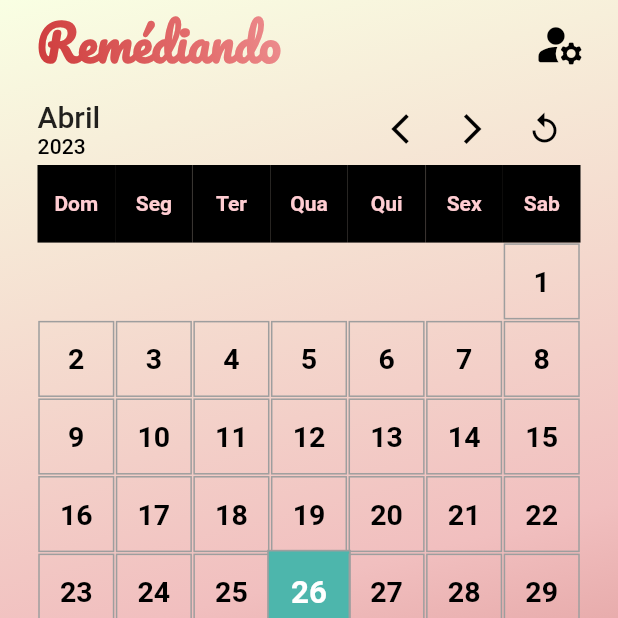
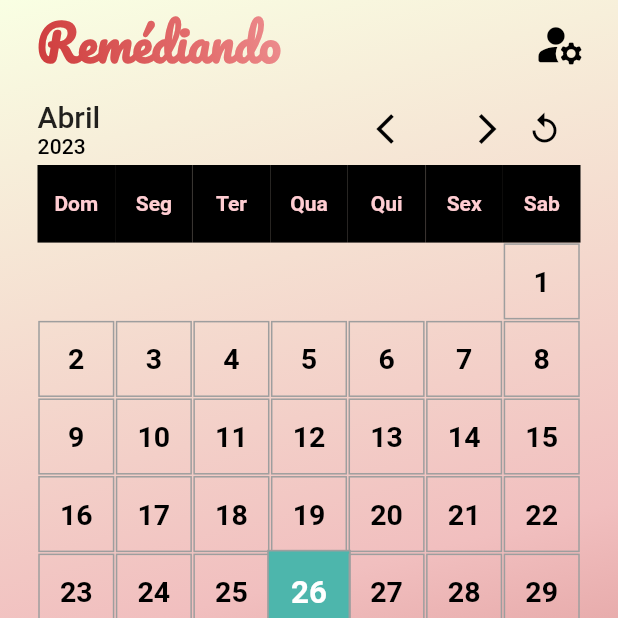
Before and after one commit to Patrickalvares/app_medicine_scheduler, a Flutter app: the screen it shows after launch, after a tap on the "arrow back ios" icon, after a tap on the "arrow forward ios" icon, after a tap on the "replay" icon, on a phone screen of 412 x 824 dp, the top half of it. Run offline on Flutter 3.47's test engine with Material 2 defaults, Android fonts, the phone set to English and light mode, and no system bars; our stand-ins replace flutter_bloc, flutter_local_notifications, flutter_time_picker_spinner, google_fonts, sqflite, table_calendar; accounts and stored records are empty.

Commit message:
calendar icons animation

```diff
--- a/lib/components/calendar.dart
+++ b/lib/components/calendar.dart
@@ -1,3 +1,5 @@
+import 'dart:math';
+
 import 'package:app_medicine_scheduler/bloc/select_day_bloc.dart';
 import 'package:app_medicine_scheduler/bloc/select_day_event.dart';
 import 'package:flutter/material.dart';
@@ -12,11 +14,14 @@ class MounthCalendar extends StatefulWidget {
 }
 
 class _MounthCalendarState extends State<MounthCalendar>
-    with SingleTickerProviderStateMixin {
+    with TickerProviderStateMixin {
   DateTime _targetDayTime =
       DateTime.utc(DateTime.now().year, DateTime.now().month, 01);
   late DateTime selectDay = DateTime.now();
   late AnimationController _animationController;
+  late AnimationController _leftArrowAnimationController;
+  late AnimationController _rightArrowAnimationController;
+  late AnimationController _rotateArrowAnimationController;
 
   int previousMonth = DateTime.now().month;
   int _currentTransitionDirection = 1;
@@ -28,6 +33,21 @@ class _MounthCalendarState extends State<MounthCalendar>
       vsync: this,
       duration: const Duration(milliseconds: 150),
     );
+
+    _leftArrowAnimationController = AnimationController(
+      vsync: this,
+      duration: const Duration(milliseconds: 300),
+    );
+
+    _rightArrowAnimationController = AnimationController(
+      vsync: this,
+      duration: const Duration(milliseconds: 300),
+    );
+
+    _rotateArrowAnimationController = AnimationController(
+      vsync: this,
+      duration: const Duration(milliseconds: 600),
+    );
   }
 
   @override
@@ -37,6 +57,23 @@ class _MounthCalendarState extends State<MounthCalendar>
   }
 
   @override
+  void onLeftArrowPressed() {
+    updateTargetDayTime(-1);
+    _leftArrowAnimationController.forward(from: 0);
+  }
+
+  void onRightArrowPressed() {
+    updateTargetDayTime(1);
+    _rightArrowAnimationController.forward(from: 0);
+  }
+
+  void onRotateArrowPressed() {
+    _targetDayTime = DateTime.utc(
+        DateTime.now().year, DateTime.now().month, _targetDayTime.day);
+    setState(() {});
+    _rotateArrowAnimationController.forward(from: 0);
+  }
+
   Widget build(BuildContext context) {
     String targetMonthName = getMonthName(_targetDayTime.month);
 
@@ -110,24 +147,48 @@ class _MounthCalendarState extends State<MounthCalendar>
                   ),
                   Row(
                     children: [
-                      IconButton(
-                          onPressed: () {
-                            updateTargetDayTime(-1);
-                          },
-                          icon: const Icon(Icons.arrow_back_ios_sharp)),
-                      IconButton(
-                          onPressed: () {
-                            updateTargetDayTime(1);
-                          },
-                          icon: const Icon(Icons.arrow_forward_ios_sharp)),
-                      IconButton(
-                          onPressed: () {
-                            _targetDayTime = DateTime.utc(DateTime.now().year,
-                                DateTime.now().month, _targetDayTime.day);
-
-                            setState(() {});
-                          },
-                          icon: const Icon(Icons.replay_outlined)),
+                      AnimatedBuilder(
+                        animation: _leftArrowAnimationController,
+                        builder: (context, child) {
+                          return Transform.translate(
+                            offset: Offset(
+                                -10 * _leftArrowAnimationController.value, 0),
+                            child: child,
+                          );
+                        },
+                        child: IconButton(
+                          onPressed: onLeftArrowPressed,
+                          icon: const Icon(Icons.arrow_back_ios_sharp),
+                        ),
+                      ),
+                      AnimatedBuilder(
+                        animation: _rightArrowAnimationController,
+                        builder: (context, child) {
+                          return Transform.translate(
+                            offset: Offset(
+                                10 * _rightArrowAnimationController.value, 0),
+                            child: child,
+                          );
+                        },
+                        child: IconButton(
+                          onPressed: onRightArrowPressed,
+                          icon: const Icon(Icons.arrow_forward_ios_sharp),
+                        ),
+                      ),
+                      AnimatedBuilder(
+                        animation: _rotateArrowAnimationController,
+                        builder: (context, child) {
+                          return Transform.rotate(
+                            angle:
+                                -2 * pi * _rotateArrowAnimationController.value,
+                            child: child,
+                          );
+                        },
+                        child: IconButton(
+                          onPressed: onRotateArrowPressed,
+                          icon: const Icon(Icons.replay_outlined),
+                        ),
+                      ),
                     ],
                   ),
                 ],
```
